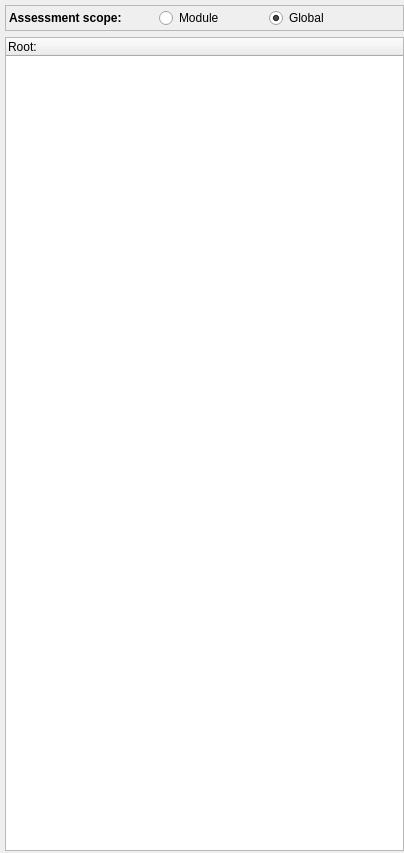
The window that designer/low/pipelinedock.ui (DTOcean/dtocean-app) describes before a commit, drawn with Qt 5.
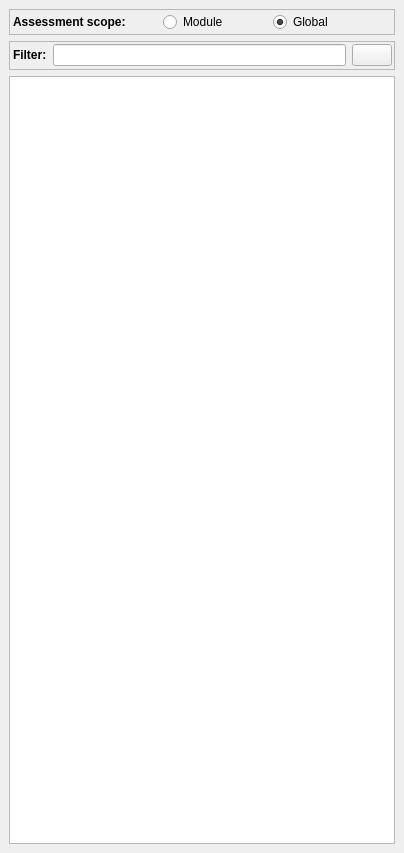
The same window after the commit. Icons and pictures are not drawn.

Commit message: Switch pipeline dock from QTreeWidget to QTreeView and apply proxy filter.

The edit to the form file:
```diff
--- a/designer/low/pipelinedock.ui
+++ b/designer/low/pipelinedock.ui
@@ -39,21 +39,6 @@
     </size>
    </property>
    <layout class="QVBoxLayout" name="verticalLayout">
-    <property name="sizeConstraint">
-     <enum>QLayout::SetDefaultConstraint</enum>
-    </property>
-    <property name="leftMargin">
-     <number>5</number>
-    </property>
-    <property name="topMargin">
-     <number>5</number>
-    </property>
-    <property name="rightMargin">
-     <number>0</number>
-    </property>
-    <property name="bottomMargin">
-     <number>2</number>
-    </property>
     <item>
      <widget class="QFrame" name="scopeFrame">
       <property name="sizePolicy">
@@ -176,7 +161,58 @@
      </widget>
     </item>
     <item>
-     <widget class="QTreeWidget" name="treeWidget">
+     <widget class="QFrame" name="filterFrame">
+      <property name="frameShape">
+       <enum>QFrame::StyledPanel</enum>
+      </property>
+      <property name="frameShadow">
+       <enum>QFrame::Plain</enum>
+      </property>
+      <layout class="QHBoxLayout" name="horizontalLayout_2">
+       <property name="leftMargin">
+        <number>3</number>
+       </property>
+       <property name="topMargin">
+        <number>2</number>
+       </property>
+       <property name="rightMargin">
+        <number>2</number>
+       </property>
+       <property name="bottomMargin">
+        <number>3</number>
+       </property>
+       <item>
+        <widget class="QLabel" name="filterLabel">
+         <property name="font">
+          <font>
+           <weight>75</weight>
+           <bold>true</bold>
+          </font>
+         </property>
+         <property name="text">
+          <string>Filter:</string>
+         </property>
+        </widget>
+       </item>
+       <item>
+        <widget class="QLineEdit" name="filterLineEdit"/>
+       </item>
+       <item>
+        <widget class="QPushButton" name="clearButton">
+         <property name="text">
+          <string/>
+         </property>
+         <property name="icon">
+          <iconset resource="../resources_pipeline.qrc">
+           <normaloff>:/icons/icons/button_cancel-128.png</normaloff>:/icons/icons/button_cancel-128.png</iconset>
+         </property>
+        </widget>
+       </item>
+      </layout>
+     </widget>
+    </item>
+    <item>
+     <widget class="QTreeView" name="treeView">
       <property name="sizePolicy">
        <sizepolicy hsizetype="Expanding" vsizetype="Expanding">
         <horstretch>0</horstretch>
@@ -186,11 +222,9 @@
       <property name="contextMenuPolicy">
        <enum>Qt::CustomContextMenu</enum>
       </property>
-      <column>
-       <property name="text">
-        <string>Root:</string>
-       </property>
-      </column>
+      <attribute name="headerVisible">
+       <bool>true</bool>
+      </attribute>
      </widget>
     </item>
    </layout>
```
Left out of the diff: 4 changed lines with no effect on the pictures. The commit also changes 4 other files.
